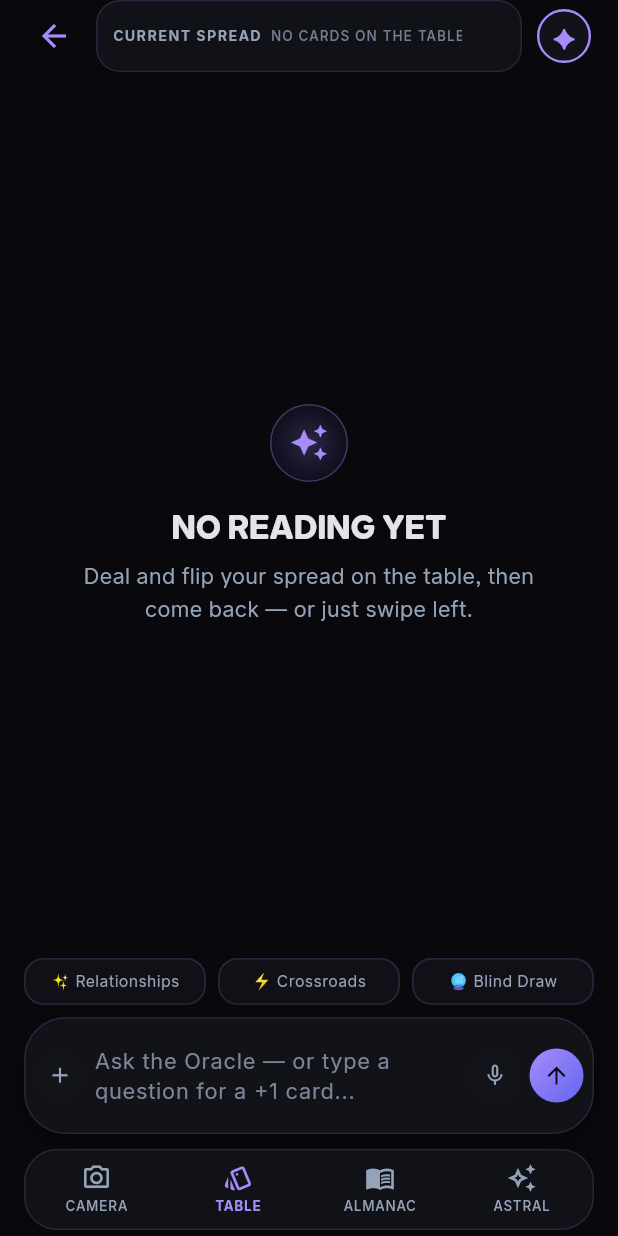
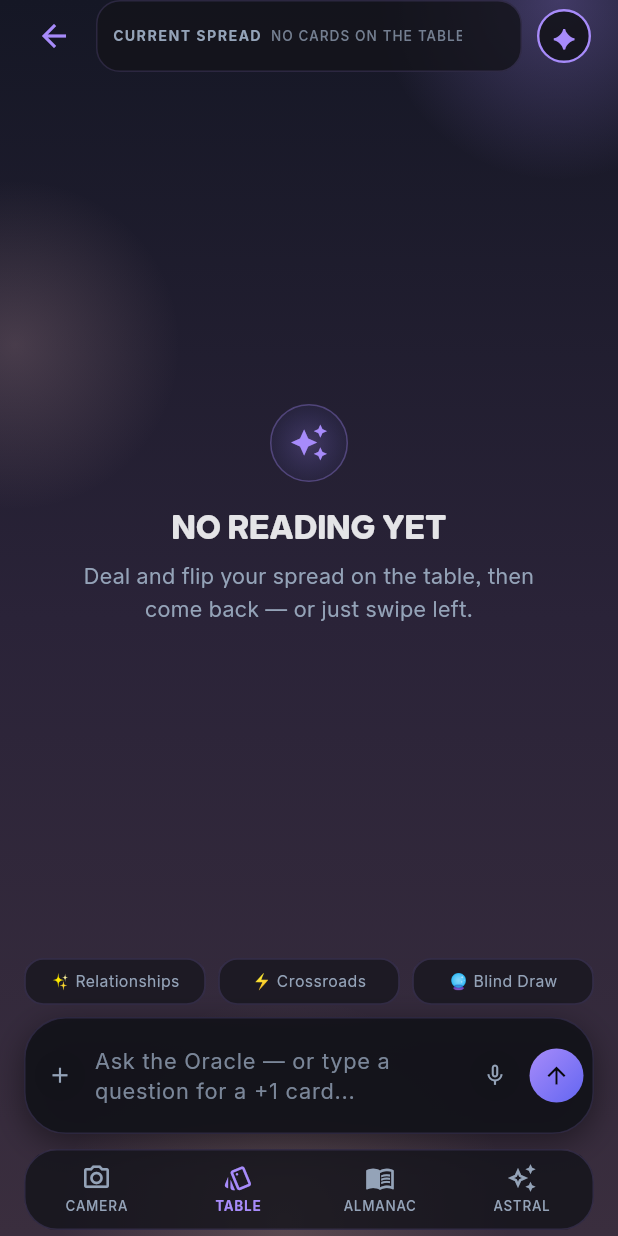
Before and after one commit to rodionvitenberg-ui/mindreader-flutter, a Flutter app: the screen it shows after launch, swiped to page 2, on a phone screen of 412 x 824 dp. Run offline on Flutter 3.47's test engine with Material 3 defaults, Android fonts, the phone set to English and light mode, and no system bars; our stand-ins replace camera, flutter_local_notifications, flutter_timezone, flutter_tts, google_fonts, image_picker and 3 more; missing offline and left inert: liquid_glass_renderer; project files that could hold a hidden picture were left out.

Commit message:
feat(g2): Tarot Tree theme, dusk backdrop and top-level TaroGlassLayer
What:
- Add buildTaroTheme() + TaroOpticsTheme in lib/design_system/theme/taro_theme.dart
  backed by TaroColors, TaroOpacity, TaroRadii, TaroOptics and AppTypography (Allo)
- Add kTarotTreeThemeEnabled rollback flag in lib/core/config/app_flags.dart
- Extract reusable TaroDuskBackground (dusk gradient + lavender/rose/dawn glows)
  into lib/design_system/components/taro_dusk_background.dart and reuse in playground
- Wire buildTaroTheme() + non-blocking LiquidGlass.precache() in lib/main.dart
  behind kTarotTreeThemeEnabled; keep legacy buildAppTheme() & AppColors intact
- Wrap MainNavigationShell with TaroDuskBackground + single top-level TaroGlassLayer
  (auto mode); guard render self-test to real mobile WidgetsFlutterBinding
- Add unit & widget tests in test/taro_theme_test.dart and commit device screenshot

Why:
- Complete Phase G2 of GLASS.md: boot the app in Tarot Tree theme with a reversible
  feature flag and shared glass layer without altering business logic

Verified:
- flutter analyze: 0 issues
- flutter test: 513/513 passed (including 6 new G2 theme/flag/backdrop tests)
- Installed debug APK on Redmi (Android 13, Impeller GLES): boots cleanly with
  dusk backdrop and readable UI, zero black screen (screenshot committed)

```diff
--- a/lib/core/config/app_flags.dart
+++ b/lib/core/config/app_flags.dart
@@ -11,3 +11,11 @@ library;
 /// True → PRO gates are enforced (free tier caps, paywall; preset spreads stay open).
 /// False → all PRO-gated content is available (pre-launch build).
 const bool kProRestrictionsEnabled = false;
+
+/// Phase G2+: enables the Tarot Tree glass theme ([buildTaroTheme]), the shared
+/// twilight dusk backdrop ([TaroDuskBackground]) and the top-level
+/// [TaroGlassLayer] in `MainNavigationShell`.
+///
+/// Flip to `false` to roll back cleanly to the legacy Dark Obsidian theme
+/// ([buildAppTheme]) without touching individual screens.
+const bool kTarotTreeThemeEnabled = true;
--- /dev/null
+++ b/lib/design_system/components/taro_dusk_background.dart
@@ -0,0 +1,69 @@
+import 'package:flutter/material.dart';
+
+import '../taro_tokens.dart';
+
+/// Общий фон «мягкие сумерки» (Tarot Tree): вертикальный градиент сумерек
+/// с тёплым рассветным свечением (лавандовый, пыльно-розовый, рассвет).
+///
+/// Обычный [Container] + [Stack] с радиальными градиентами без эффектов стекла
+/// (фон не сэмплится бэкдропом). Обёрнут в [RepaintBoundary] и [IgnorePointer]
+/// для кеширования GPU-текстуры и нулевого перехвата касаний.
+class TaroDuskBackground extends StatelessWidget {
+  const TaroDuskBackground({super.key});
+
+  @override
+  Widget build(BuildContext context) {
+    return IgnorePointer(
+      child: RepaintBoundary(
+        child: DecoratedBox(
+          decoration: const BoxDecoration(
+            gradient: LinearGradient(
+              begin: Alignment.topCenter,
+              end: Alignment.bottomCenter,
+              colors: [
+                TaroColors.background,
+                TaroColors.duskMid,
+                TaroColors.duskHorizon,
+              ],
+            ),
+          ),
+          child: Stack(
+            fit: StackFit.expand,
+            children: [
+              Positioned(
+                top: -120,
+                right: -80,
+                child: _glow(TaroColors.lavender, TaroOpacity.glow, 240),
+              ),
+              Positioned(
+                top: 120,
+                left: -100,
+                child: _glow(TaroColors.rose, 0.22, 220),
+              ),
+              Positioned(
+                bottom: -140,
+                left: 40,
+                child: _glow(TaroColors.dawn, 0.18, 300),
+              ),
+            ],
+          ),
+        ),
+      ),
+    );
+  }
+
+  Widget _glow(Color color, double alpha, double size) {
+    return SizedBox(
+      width: size,
+      height: size,
+      child: DecoratedBox(
+        decoration: BoxDecoration(
+          shape: BoxShape.circle,
+          gradient: RadialGradient(
+            colors: [color.withValues(alpha: alpha), color.withValues(alpha: 0)],
+          ),
+        ),
+      ),
+    );
+  }
+}
--- a/lib/design_system/taro.dart
+++ b/lib/design_system/taro.dart
@@ -1,6 +1,7 @@
-/// Tarot Tree design system (Phase G1) — единый barrel-экспорт.
+/// Tarot Tree design system — единый barrel-экспорт.
 library;
 
+export 'components/taro_dusk_background.dart';
 export 'components/taro_glass_button.dart';
 export 'components/taro_glass_dock.dart';
 export 'components/taro_glass_input.dart';
@@ -11,3 +12,4 @@ export 'taro_glass.dart';
 export 'taro_glass_capability.dart';
 export 'taro_glass_mode.dart';
 export 'taro_tokens.dart';
+export 'theme/taro_theme.dart';
--- a/lib/design_system/taro_glass_capability.dart
+++ b/lib/design_system/taro_glass_capability.dart
@@ -73,7 +73,11 @@ abstract final class TaroGlassCapability {
     }
 
     bool? selfTest;
-    if (overlay != null) {
+    final canRunSelfTest =
+        overlay != null &&
+        WidgetsBinding.instance is WidgetsFlutterBinding &&
+        (isAndroid || isApple);
+    if (canRunSelfTest) {
       selfTest = await _selfTestGlass(overlay);
     }
 
@@ -84,6 +88,13 @@ abstract final class TaroGlassCapability {
       androidVulkanSupported: vulkan,
       selfTestGlassWorks: selfTest,
     );
+  }
+
+  /// Сбрасывает кеш пробы (только для тестов).
+  @visibleForTesting
+  static void resetForTest() {
+    _resolved = false;
+    mode.value = TaroGlassMode.fake;
   }
 
   /// Рисует крошечное настоящее стекло над ярким фоном и проверяет пиксели.
--- a/lib/design_system/taro_tokens.dart
+++ b/lib/design_system/taro_tokens.dart
@@ -1,12 +1,14 @@
 import 'package:flutter/material.dart';
 
-/// Tarot Tree — централизованные design tokens (Phase G1).
+/// Tarot Tree — централизованные design tokens (SSOT палитры и оптики).
 ///
-/// Отдельная система от [AppColors] (Dark Obsidian). Значения палитры задачи
-/// живут здесь и НЕ подменяют существующую тему до визуального согласования.
-/// Каждый параметр меняется в одном месте.
+/// Отдельная система от [AppColors] (Dark Obsidian). В фазе G2 подключается
+/// как основная тема за флагом `kTarotTreeThemeEnabled`; [AppColors] остаётся
+/// для непереведённых экранов до G7. Каждый параметр меняется в одном месте.
 abstract final class TaroColors {
   static const background = Color(0xFF151725);
+  static const duskMid = Color(0xFF2A2338);
+  static const duskHorizon = Color(0xFF3A2E3E);
   static const surface = Color(0xFF282739);
   static const canvas = Color(0xFF625B75);
   static const mist = Color(0xFFA9A4BE);
--- /dev/null
+++ b/lib/design_system/theme/taro_theme.dart
@@ -0,0 +1,221 @@
+import 'dart:ui' show lerpDouble;
+
+import 'package:flutter/material.dart';
+
+import '../../core/theme/app_typography.dart';
+import '../taro_tokens.dart';
+
+/// Оптические параметры стекла Tarot Tree как [ThemeExtension], чтобы виджеты
+/// могли читать токены [TaroOptics] из [ThemeData] при необходимости.
+class TaroOpticsTheme extends ThemeExtension<TaroOpticsTheme> {
+  const TaroOpticsTheme({
+    this.refractionHeight = TaroOptics.refractionHeight,
+    this.refractionAmount = TaroOptics.refractionAmount,
+    this.frost = TaroOptics.frost,
+    this.highlight = TaroOptics.highlight,
+    this.contourStrength = TaroOptics.contourStrength,
+    this.tintAmount = TaroOptics.tintAmount,
+  });
+
+  final double refractionHeight;
+  final double refractionAmount;
+  final double frost;
+  final double highlight;
+  final double contourStrength;
+  final double tintAmount;
+
+  @override
+  TaroOpticsTheme copyWith({
+    double? refractionHeight,
+    double? refractionAmount,
+    double? frost,
+    double? highlight,
+    double? contourStrength,
+    double? tintAmount,
+  }) => TaroOpticsTheme(
+    refractionHeight: refractionHeight ?? this.refractionHeight,
+    refractionAmount: refractionAmount ?? this.refractionAmount,
+    frost: frost ?? this.frost,
+    highlight: highlight ?? this.highlight,
+    contourStrength: contourStrength ?? this.contourStrength,
+    tintAmount: tintAmount ?? this.tintAmount,
+  );
+
+  @override
+  TaroOpticsTheme lerp(covariant TaroOpticsTheme? other, double t) {
+    if (other == null) return this;
+    return TaroOpticsTheme(
+      refractionHeight: lerpDouble(refractionHeight, other.refractionHeight, t)!,
+      refractionAmount: lerpDouble(refractionAmount, other.refractionAmount, t)!,
+      frost: lerpDouble(frost, other.frost, t)!,
+      highlight: lerpDouble(highlight, other.highlight, t)!,
+      contourStrength: lerpDouble(contourStrength, other.contourStrength, t)!,
+      tintAmount: lerpDouble(tintAmount, other.tintAmount, t)!,
+    );
+  }
+}
+
+/// Основная тема дизайн-системы **Tarot Tree** (Phase G2).
+///
+/// Построена на токенах [TaroColors], [TaroOpacity], [TaroRadii], [TaroOptics]
+/// и типографике [AppTypography] (шрифт Allo 1.0.3). Подключается в `main.dart`
+/// за флагом `kTarotTreeThemeEnabled`; legacy [buildAppTheme] и [AppColors]
+/// остаются для отката и непереведённых экранов до G7.
+ThemeData buildTaroTheme() {
+  final borderHairline = TaroColors.mist.withValues(alpha: TaroOpacity.border);
+  final borderStrong = TaroColors.mist.withValues(
+    alpha: TaroOpacity.borderStrong,
+  );
+
+  final base = ThemeData(
+    useMaterial3: true,
+    brightness: Brightness.dark,
+    fontFamily: AppTypography.familyStatic,
+    fontFamilyFallback: AppTypography.fallback,
+    scaffoldBackgroundColor: TaroColors.background,
+    colorScheme: ColorScheme.dark(
+      primary: TaroColors.lavender,
+      secondary: TaroColors.indigo,
+      tertiary: TaroColors.dawn,
+      surface: TaroColors.surface,
+      surfaceContainerHighest: TaroColors.canvas,
+      error: TaroColors.error,
+      onPrimary: TaroColors.background,
+      onSecondary: TaroColors.textPrimary,
+      onTertiary: TaroColors.background,
+      onSurface: TaroColors.textPrimary,
+      onSurfaceVariant: TaroColors.textSecondary,
+      onError: TaroColors.background,
+      outline: borderStrong,
+      outlineVariant: borderHairline,
+    ),
+  );
+
+  final text = base.textTheme.apply(
+    fontFamily: AppTypography.familyStatic,
+    fontFamilyFallback: AppTypography.fallback,
+    bodyColor: TaroColors.textPrimary,
+    displayColor: TaroColors.textPrimary,
+  );
+
+  return base.copyWith(
+    textTheme: text.copyWith(
+      displayLarge: AppTypography.display(
+        fontSize: 34,
+        fontWeight: FontWeight.w800,
+        color: TaroColors.textPrimary,
+      ),
+      displayMedium: AppTypography.display(
+        fontSize: 26,
+        fontWeight: FontWeight.w800,
+        color: TaroColors.textPrimary,
+      ),
+      displaySmall: AppTypography.display(
+        fontSize: 22,
+        fontWeight: FontWeight.w700,
+        color: TaroColors.textPrimary,
+      ),
+      headlineLarge: AppTypography.display(
+        fontSize: 26,
+        fontWeight: FontWeight.w800,
+        color: TaroColors.textPrimary,
+      ),
+      headlineMedium: AppTypography.heading(
+        fontSize: 21,
+        fontWeight: FontWeight.w700,
+        color: TaroColors.textPrimary,
+      ),
+      headlineSmall: AppTypography.heading(
+        fontSize: 18,
+        fontWeight: FontWeight.w700,
+        color: TaroColors.textPrimary,
+      ),
+      titleLarge: AppTypography.heading(
+        fontSize: 18,
+        fontWeight: FontWeight.w700,
+        color: TaroColors.textPrimary,
+      ),
+      titleMedium: AppTypography.heading(
+        fontSize: 15.5,
+        fontWeight: FontWeight.w600,
+        color: TaroColors.textPrimary,
+      ),
+      titleSmall: AppTypography.body(
+        fontSize: 13.5,
+        fontWeight: FontWeight.w600,
+        color: TaroColors.textPrimary,
+      ),
+      bodyLarge: AppTypography.body(
+        fontSize: 15,
+        fontWeight: FontWeight.w400,
+        height: 1.48,
+        color: TaroColors.textPrimary,
+      ),
+      bodyMedium: AppTypography.body(
+        fontSize: 13.5,
+        fontWeight: FontWeight.w400,
+        height: 1.45,
+        color: TaroColors.textPrimary,
+      ),
+      bodySmall: AppTypography.body(
+        fontSize: 12,
+        fontWeight: FontWeight.w400,
+        height: 1.4,
+        color: TaroColors.textSecondary,
+      ),
+      labelLarge: AppTypography.label(
+        fontSize: 12,
+        fontWeight: FontWeight.w600,
+        letterSpacing: 0.7,
+        color: TaroColors.textPrimary,
+      ),
+      labelMedium: AppTypography.label(
+        fontSize: 10.5,
+        fontWeight: FontWeight.w600,
+        letterSpacing: 0.9,
+        color: TaroColors.textSecondary,
+      ),
+      labelSmall: AppTypography.label(
+        fontSize: 9.5,
+        fontWeight: FontWeight.w600,
+        letterSpacing: 0.8,
+        color: TaroColors.textSecondary,
+      ),
+    ),
+    splashFactory: NoSplash.splashFactory,
+    highlightColor: Colors.transparent,
+    dividerColor: borderHairline,
+    iconTheme: const IconThemeData(color: TaroColors.textPrimary),
+    textSelectionTheme: TextSelectionThemeData(
+      cursorColor: TaroColors.lavender,
+      selectionColor: TaroColors.lavender.withValues(alpha: 0.28),
+      selectionHandleColor: TaroColors.lavender,
+    ),
+    bottomSheetTheme: const BottomSheetThemeData(
+      backgroundColor: Colors.transparent,
+      surfaceTintColor: Colors.transparent,
+      elevation: 0,
+    ),
+    dialogTheme: DialogThemeData(
+      backgroundColor: TaroColors.surface,
+      surfaceTintColor: Colors.transparent,
+      shape: RoundedRectangleBorder(
+        borderRadius: BorderRadius.circular(TaroRadii.panel),
+        side: BorderSide(color: borderHairline),
+      ),
+    ),
+    snackBarTheme: SnackBarThemeData(
+      backgroundColor: TaroColors.surface,
+      contentTextStyle: AppTypography.body(
+        fontSize: 13.5,
+        color: TaroColors.textPrimary,
+      ),
+      behavior: SnackBarBehavior.floating,
+      shape: RoundedRectangleBorder(
+        borderRadius: BorderRadius.circular(TaroRadii.button),
+        side: BorderSide(color: borderHairline),
+      ),
+    ),
+    extensions: const <ThemeExtension<dynamic>>[TaroOpticsTheme()],
+  );
+}
--- a/lib/features/shell/main_navigation_shell.dart
+++ b/lib/features/shell/main_navigation_shell.dart
@@ -2,11 +2,13 @@ import 'package:flutter/material.dart';
 import 'package:flutter/services.dart';
 import 'package:provider/provider.dart';
 
+import '../../core/config/app_flags.dart';
 import '../../core/l10n/app_strings.dart';
 import '../../core/models/natal_chart.dart';
 import '../../core/models/oracle_handoff.dart';
 import '../../core/theme/app_colors.dart';
 import '../../core/theme/app_typography.dart';
+import '../../design_system/taro.dart';
 import '../../state/app_settings_controller.dart';
 import '../almanac/almanac_screen.dart';
 import '../astral/astral_screen.dart';
@@ -20,7 +22,13 @@ import '../digital_table/table_workspace.dart';
 /// that sprint lands). Rituals and Settings live on the full-page
 /// ProfileScreen.
 class MainNavigationShell extends StatefulWidget {
-  const MainNavigationShell({super.key});
+  const MainNavigationShell({
+    super.key,
+    this.tarotTreeEnabled = kTarotTreeThemeEnabled,
+  });
+
+  /// Enables the shared twilight dusk backdrop and top-level [TaroGlassLayer].
+  final bool tarotTreeEnabled;
 
   @override
   State<MainNavigationShell> createState() => _MainNavigationShellState();
@@ -65,8 +73,7 @@ class _MainNavigationShellState extends State<MainNavigationShell> {
 
   @override
   Widget build(BuildContext context) {
-    return Scaffold(
-      body: IndexedStack(
+    final stack = IndexedStack(
       index: _index,
       children: [
         CameraScanScreen(
@@ -85,8 +92,32 @@ class _MainNavigationShellState extends State<MainNavigationShell> {
           browseZodiacSign: _browseSign,
         ),
       ],
+    );
+
+    if (!widget.tarotTreeEnabled) {
+      return Scaffold(
+        body: stack,
+        bottomNavigationBar: _GlassNavBar(index: _index, onTap: _switchTo),
+      );
+    }
+
+    // Один общий TaroGlassLayer на уровне shell: все стеклянные поверхности
+    // (включая док в G3 и экраны в G4–G6) делят один backdrop sample поверх
+    // градиента сумерек TaroDuskBackground (сам фон в стекло не оборачивается).
+    return Stack(
+      children: [
+        const Positioned.fill(child: TaroDuskBackground()),
+        TaroGlassLayer(
+          child: Scaffold(
+            backgroundColor: Colors.transparent,
+            body: stack,
+            bottomNavigationBar: _GlassNavBar(
+              index: _index,
+              onTap: _switchTo,
             ),
-      bottomNavigationBar: _GlassNavBar(index: _index, onTap: _switchTo),
+          ),
+        ),
+      ],
     );
   }
 }
--- a/lib/main.dart
+++ b/lib/main.dart
@@ -1,8 +1,13 @@
+import 'dart:async';
+
 import 'package:flutter/material.dart';
+import 'package:liquid_glass_renderer/liquid_glass_renderer.dart';
 import 'package:provider/provider.dart';
 
+import 'core/config/app_flags.dart';
 import 'core/services/oracle_voice_service.dart';
 import 'core/theme/app_theme.dart';
+import 'design_system/taro.dart';
 import 'features/shell/main_navigation_shell.dart';
 import 'state/app_settings_controller.dart';
 import 'state/astral_controller.dart';
@@ -17,10 +22,21 @@ import 'state/user_profile_controller.dart';
 void main() {
   WidgetsFlutterBinding.ensureInitialized();
   runApp(const MindreaderApp());
+  // Прогрев шейдеров liquid glass в фоне, не блокируя первый кадр.
+  if (kTarotTreeThemeEnabled) {
+    unawaited(LiquidGlass.precache());
+  }
 }
 
 class MindreaderApp extends StatelessWidget {
-  const MindreaderApp({super.key});
+  const MindreaderApp({
+    super.key,
+    this.tarotTreeEnabled = kTarotTreeThemeEnabled,
+  });
+
+  /// Feature-flag gate for Tarot Tree (Phase G2+). Defaults to
+  /// [kTarotTreeThemeEnabled]; overridable in tests to verify rollback.
+  final bool tarotTreeEnabled;
 
   @override
   Widget build(BuildContext context) {
@@ -59,8 +75,8 @@ class MindreaderApp extends StatelessWidget {
       child: MaterialApp(
         title: 'mindreader.quest',
         debugShowCheckedModeBanner: false,
-        theme: buildAppTheme(),
-        home: const MainNavigationShell(),
+        theme: tarotTreeEnabled ? buildTaroTheme() : buildAppTheme(),
+        home: MainNavigationShell(tarotTreeEnabled: tarotTreeEnabled),
       ),
     );
   }
```
Also changed, not shown: lib/design_system/playground/glass_playground.dart (+1 -59 lines), lib/design_system/playground/playground_main.dart (+2 -16 lines), 3 other files. Lines whose indentation alone changed are shown as unchanged.
